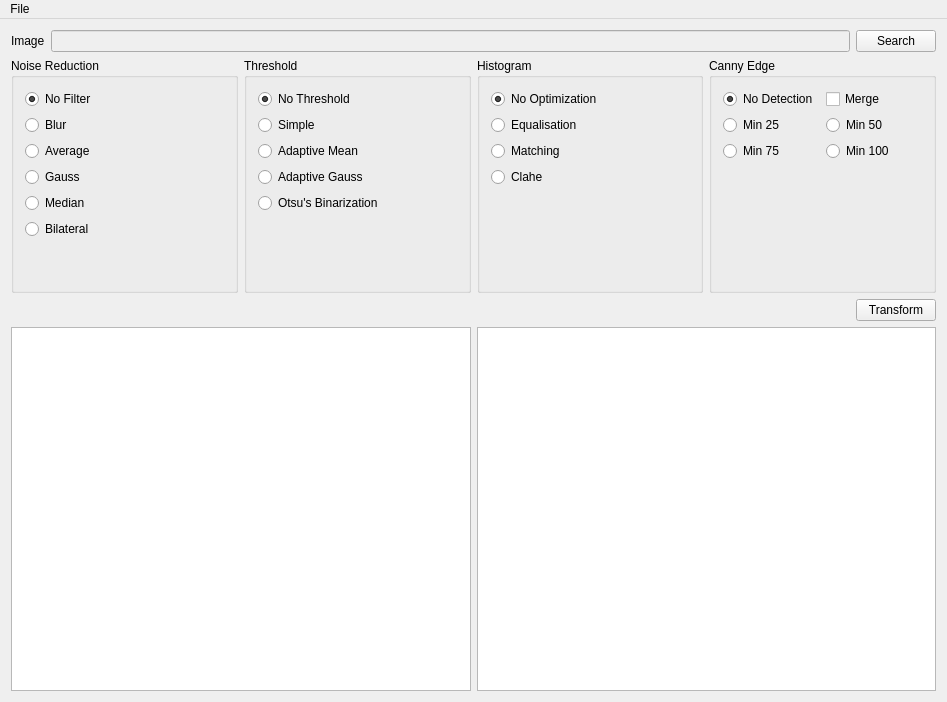
jasonjin34/hiwi-imageprocessing, file mainwindow.ui: the form before one commit.
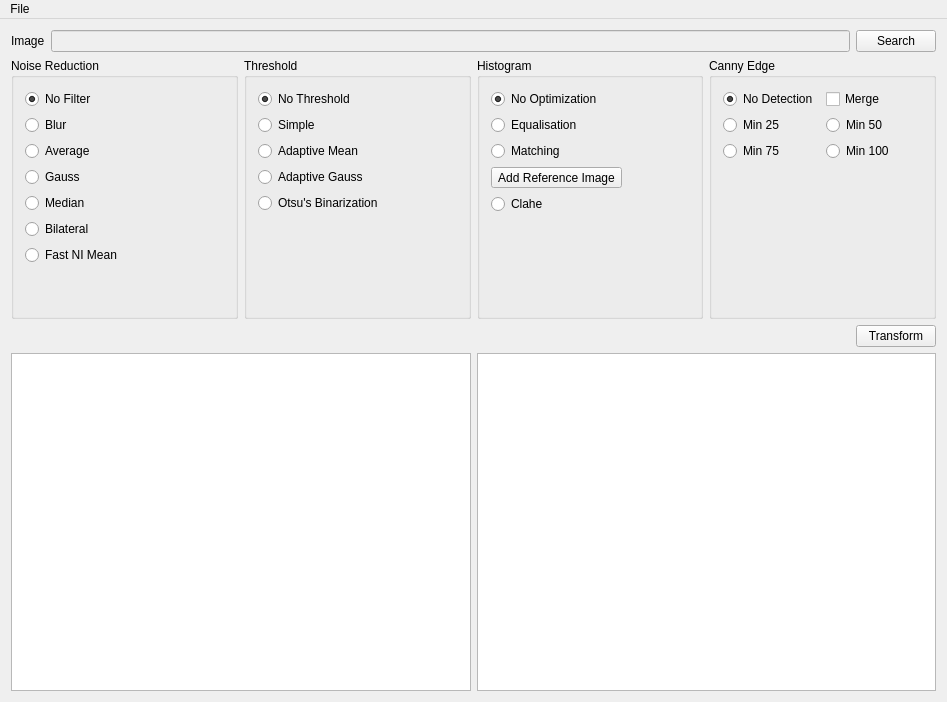
The form after the commit.

Commit message: histogram, thredhold, noise cancelling

What changed in the file:
```diff
--- a/mainwindow.ui
+++ b/mainwindow.ui
@@ -103,6 +103,13 @@
            </property>
           </widget>
          </item>
+         <item>
+          <widget class="QRadioButton" name="optNoiseFastNImean">
+           <property name="text">
+            <string>Fast NI Mean</string>
+           </property>
+          </widget>
+         </item>
          <item>
           <spacer name="verticalSpacer">
            <property name="orientation">
@@ -209,6 +216,13 @@
            </property>
           </widget>
          </item>
+         <item>
+          <widget class="QToolButton" name="referenceImageFile">
+           <property name="text">
+            <string>Add Reference Image</string>
+           </property>
+          </widget>
+         </item>
          <item>
           <widget class="QRadioButton" name="optHisClahe">
            <property name="text">
```
The commit also changes 5 other files.
